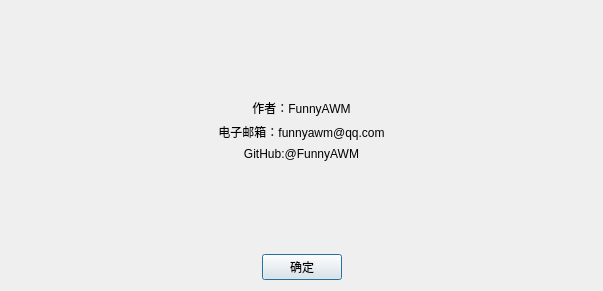
Above: AboutPage.ui from FunnyAWM/MusicSyncTool before the change. Below: the same form after it.
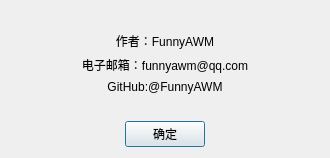
That is the form after the change.

The edit to the form file:
```diff
--- a/AboutPage.ui
+++ b/AboutPage.ui
@@ -6,8 +6,8 @@
    <rect>
     <x>0</x>
     <y>0</y>
-    <width>603</width>
-    <height>291</height>
+    <width>330</width>
+    <height>158</height>
    </rect>
   </property>
   <property name="windowTitle">
```
